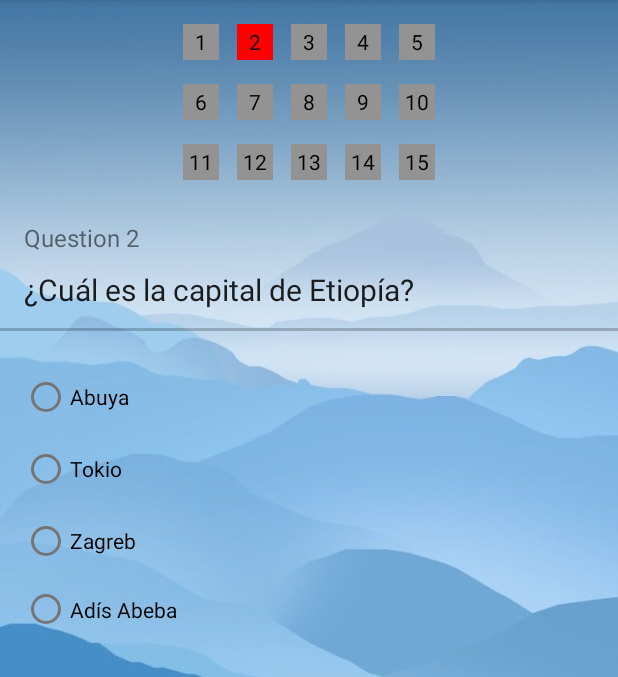
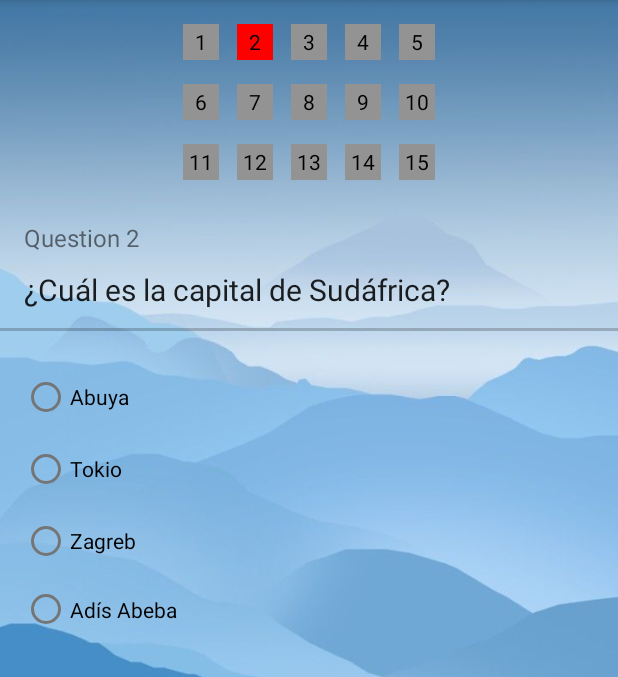
Before and after one commit to Relegends/MovilesPractica_1, an Android app: the ProgressFragment screen opened directly, with no data from a screen before it, on a phone screen of 412 x 824 dp, the part 84-761 px from its top. Run offline under Robolectric (Android 15) with nearby library versions, the phone set to English and light mode, and no system bars; our stand-ins replace Room's generated code.

Commit message:
Revert "Minor questions changes"
This reverts commit e6ea54e500d3d538747de85911048a938f0d5af8.

```diff
--- a/app/src/main/java/com/example/movilespractica_1/ConfigurationActivity.java
+++ b/app/src/main/java/com/example/movilespractica_1/ConfigurationActivity.java
@@ -8,7 +8,6 @@ import android.view.View;
 import android.widget.EditText;
 import android.widget.RadioButton;
 import android.widget.RadioGroup;
-import android.widget.TextView;
 import android.widget.Toast;
 
 public class ConfigurationActivity extends AppCompatActivity {
@@ -16,7 +15,6 @@ public class ConfigurationActivity extends AppCompatActivity {
     private RadioButton radioButton;
     private RadioGroup radioGroup;
     private EditText userName;
-    private TextView userDisplay;
 
     private ConfigurationViewModel configurationViewModel;
 
@@ -30,9 +28,6 @@ public class ConfigurationActivity extends AppCompatActivity {
         radioGroup = (RadioGroup) findViewById(R.id.radioGroupNumQ);
 
         userName = (EditText) findViewById(R.id.userNameText);
-        userDisplay = (TextView) findViewById(R.id.userDisplay);
-        //userDisplay.setText("Nuevo nombre de usuario");
-        userDisplay.setText(configurationViewModel.getConfiguration().getUserName());
     }
 
     public void saveConfiguration(View view) {
@@ -48,7 +43,6 @@ public class ConfigurationActivity extends AppCompatActivity {
             configurationViewModel.insertConfiguration(configuration);
 
             Toast.makeText(this, "Ajustes guardados", Toast.LENGTH_SHORT).show();
-            userDisplay.setText(userName.getText().toString());
 
         } else {
             Toast.makeText(this, "Rellene toda la configuración", Toast.LENGTH_SHORT).show();
--- a/app/src/main/java/com/example/movilespractica_1/QuestionRoomDatabase.java
+++ b/app/src/main/java/com/example/movilespractica_1/QuestionRoomDatabase.java
@@ -78,7 +78,7 @@ public abstract class QuestionRoomDatabase extends RoomDatabase {
                 radioButtonQuestionList.add(new RadioButtonQuestion("¿En qué continente está Ruanda?", "África",
                         "Asia", "África", "Europa", "Oceanía"));
 
-                radioButtonQuestionList.add(new RadioButtonQuestion("¿Cuál es la capital de Etiopía?", "Adís Abeba",
+                radioButtonQuestionList.add(new RadioButtonQuestion("¿Cuál es la capital de Sudáfrica?", "Adís Abeba",
                         "Abuya", "Tokio", "Zagreb", "Adís Abeba"));
 
                 checkBoxQuestionList.add(new CheckBoxQuestion("¿Cuáles de estos paises están en la UE?", "", "Bélgica", "Portugal", "Turquía", "Rusia"));
@@ -92,10 +92,10 @@ public abstract class QuestionRoomDatabase extends RoomDatabase {
                 flagsQuestionList.add(new FlagsQuestion("¿Cuál es la bandera de Serbia?", Integer.toString(R.mipmap.serbia_foreground), R.mipmap.canarias_foreground, R.mipmap.alemania_foreground, R.mipmap.andalucia_image_foreground, R.mipmap.serbia_foreground));
 
                 videoQuestionList.add(new VideoQuestion("¿Cuál fué la capital del Imperio ruso (1721-1917)?", "San Petesburgo", R.raw.vidrusia));
-                videoQuestionList.add(new VideoQuestion("¿Cómo se llama la ciudad capital que aparece en el vídeo?", "Pekín", R.raw.vidchina));
+                videoQuestionList.add(new VideoQuestion("Cómo se llama la ciudad capital que aparece en el vídeo?", "Pekín", R.raw.vidchina));
                 videoQuestionList.add(new VideoQuestion("¿En qué país está este famoso castillo?", "Alemania", R.raw.vidalemania));
                 videoQuestionList.add(new VideoQuestion("¿Cómo se llama el país de los mil lagos?", "Finlandia", R.raw.vidfinlandia));
-                videoQuestionList.add(new VideoQuestion("¿Cuál es el lugar más profundo de los océanos de la tierra?", "Fosa de las Marianas", R.raw.vidmarianas));
+                videoQuestionList.add(new VideoQuestion("¿Cuál es el lugar más profundo de los océanos de la tierra?", "Fosa de las marianas", R.raw.vidmarianas));
                 videoQuestionList.add(new VideoQuestion("¿Qué país quedó fusionado con Alemania tras el Anschluss?", "Austria", R.raw.vidww2));
 
                 anthemQuestionList.add(new AnthemQuestion("¿De qué país es el siguiente himno?", "Japón", R.raw.himnojapon));
--- a/app/src/main/res/layout/activity_configuration.xml
+++ b/app/src/main/res/layout/activity_configuration.xml
@@ -53,7 +53,7 @@
     </RadioGroup>
 
     <TextView
-        android:id="@+id/userDisplay"
+        android:id="@+id/textView2"
         android:layout_width="wrap_content"
         android:layout_height="wrap_content"
         android:layout_marginTop="64dp"
@@ -75,7 +75,7 @@
         android:minHeight="48dp"
         app:layout_constraintEnd_toEndOf="parent"
         app:layout_constraintStart_toStartOf="parent"
-        app:layout_constraintTop_toBottomOf="@+id/userDisplay" />
+        app:layout_constraintTop_toBottomOf="@+id/textView2" />
 
     <Button
         android:id="@+id/saveConfiguration"
--- a/app/src/main/res/layout/fragment_progress.xml
+++ b/app/src/main/res/layout/fragment_progress.xml
@@ -268,7 +268,7 @@
             app:layout_constraintStart_toStartOf="parent"
             app:layout_constraintTop_toBottomOf="@+id/separator"
             app:layout_constraintVertical_bias="1.0"
-            tools:visibility="invisible">
+            tools:visibility="visible">
 
             <ImageView
                 android:id="@+id/flag1"
@@ -342,7 +342,7 @@
             app:layout_constraintEnd_toEndOf="parent"
             app:layout_constraintStart_toStartOf="parent"
             app:layout_constraintTop_toBottomOf="@+id/separator"
-            tools:visibility="invisible">
+            tools:visibility="visible">
 
             <EditText
                 android:id="@+id/answer"
```
